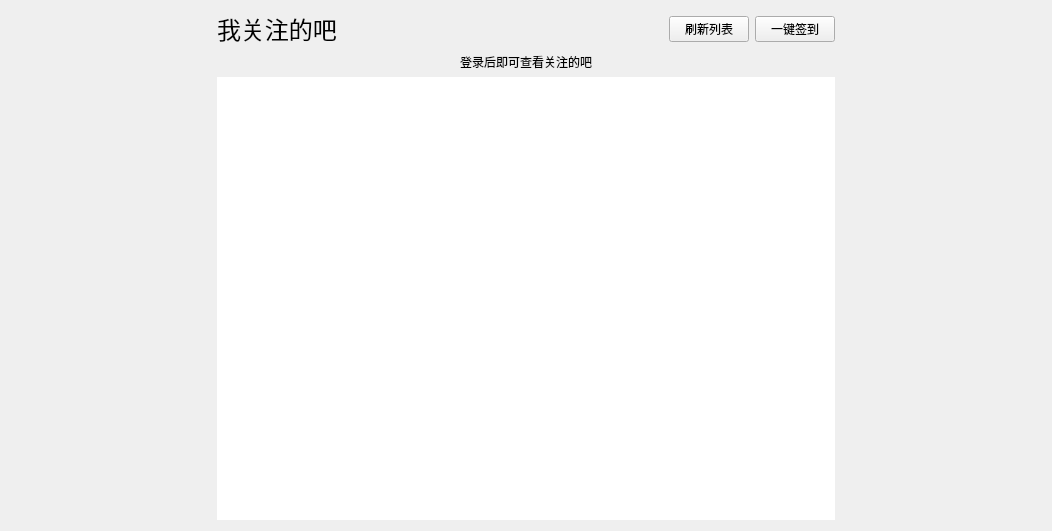
Above: src/resf/follow_ba.ui from clb-128258/TiebaDesktop before the change. Below: the same form after it.
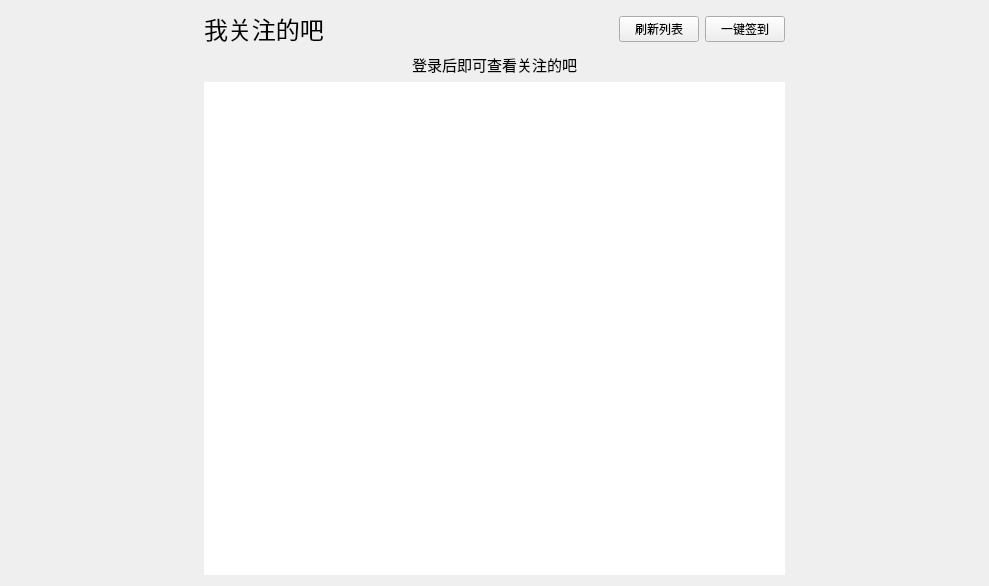
That is the form after the change.

Diff of the .ui file:
```diff
--- a/src/resf/follow_ba.ui
+++ b/src/resf/follow_ba.ui
@@ -6,8 +6,8 @@
    <rect>
     <x>0</x>
     <y>0</y>
-    <width>1052</width>
-    <height>530</height>
+    <width>989</width>
+    <height>586</height>
    </rect>
   </property>
   <property name="windowTitle">
@@ -57,6 +57,11 @@
      </item>
      <item row="1" column="0" colspan="3">
       <widget class="QLabel" name="label_2">
+       <property name="font">
+        <font>
+         <pointsize>11</pointsize>
+        </font>
+       </property>
        <property name="text">
         <string>登录后即可查看关注的吧</string>
        </property>
```
